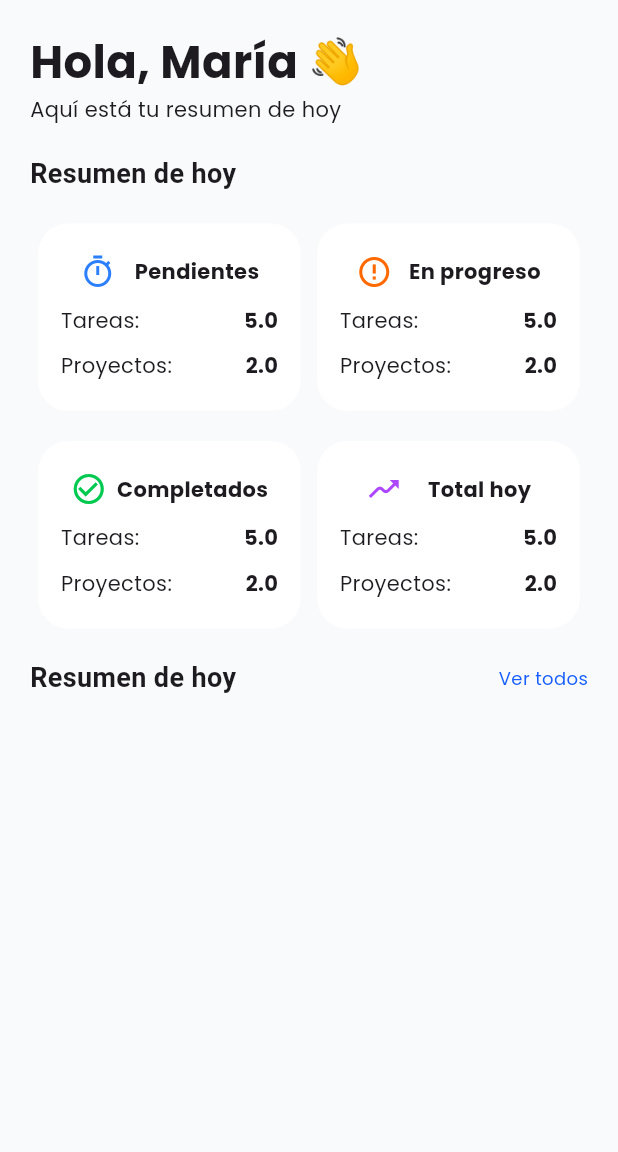
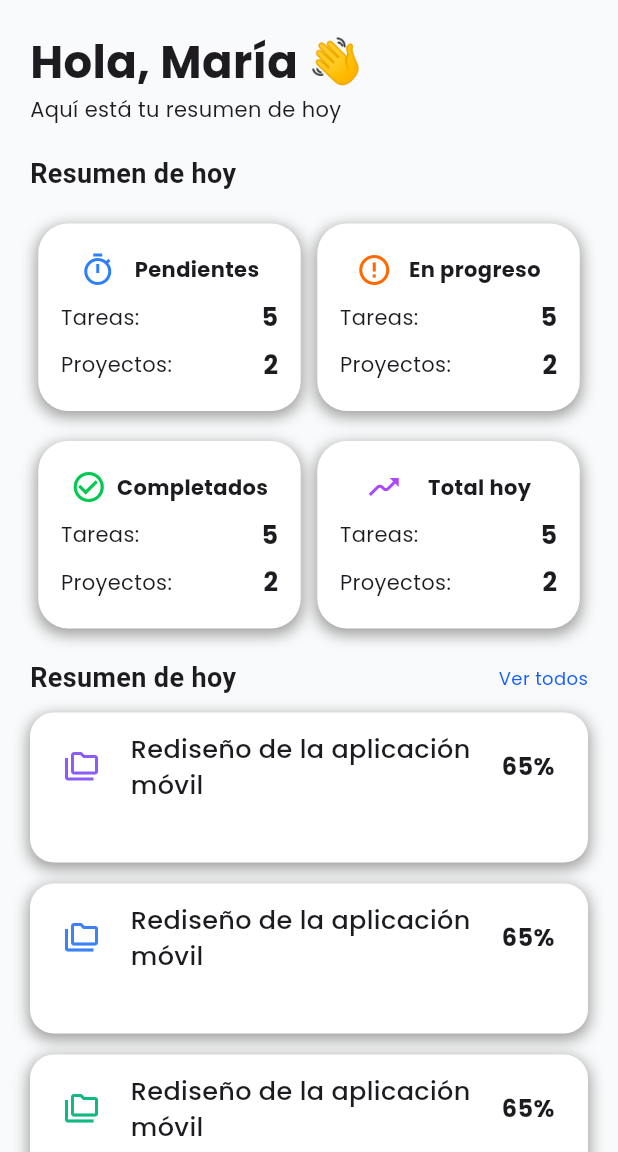
Before and after one commit to AlvLazCas06/Precious-Time-Mobile, a Flutter app: the screen it shows after launch, on a phone screen of 412 x 824 dp, the part 84-1236 px from its top. Run offline on Flutter 3.47's test engine with Material 3 defaults, Android fonts, the phone set to English and light mode, and no system bars; our stand-ins replace flutter_svg, google_fonts.

Commit message:
Cambios menores en el diseño de la aplicación

```diff
--- /dev/null
+++ b/precious_time_mobile/lib/shared/active_projects.dart
@@ -0,0 +1,49 @@
+import 'package:flutter/material.dart';
+import 'package:google_fonts/google_fonts.dart';
+
+class ActiveProjects extends StatelessWidget {
+  const ActiveProjects({
+    super.key,
+    required this.color,
+    required this.label,
+    required this.percent
+  });
+  final Color color;
+  final String label;
+  final int percent;
+
+  @override
+  Widget build(BuildContext context) {
+    return Container(
+      width: double.infinity,
+      height: 100,
+      decoration: BoxDecoration(
+        color: Colors.white,
+        borderRadius: BorderRadius.circular(16),
+        boxShadow: [
+          BoxShadow(
+            color: Colors.grey,
+            spreadRadius: 1,
+            blurRadius: 8,
+            offset: Offset(0, 3),
+          ),
+        ]
+      ),
+      child: Padding(
+        padding: const EdgeInsets.all(12.0),
+        child: Column(
+          children: [
+            Row(
+              mainAxisAlignment: MainAxisAlignment.spaceAround,
+              children: [
+                Icon(Icons.folder_copy_outlined, color: color,),
+                Text(label, style: GoogleFonts.poppins(fontWeight: FontWeight.w500, fontSize: 17),),
+                Text('$percent%', style: GoogleFonts.poppins(fontWeight: FontWeight.bold, fontSize: 16))
+              ],
+            )
+          ],
+        ),
+      ),
+    );
+  }
+}
--- /dev/null
+++ b/precious_time_mobile/lib/shared/app_bar_precious_time.dart
@@ -0,0 +1,29 @@
+import 'package:flutter/material.dart';
+import 'package:flutter_svg/svg.dart';
+import 'package:google_fonts/google_fonts.dart';
+
+class AppBarPreciousTime extends StatefulWidget {
+  const AppBarPreciousTime({super.key});
+
+  @override
+  State<AppBarPreciousTime> createState() => _AppBarPreciousTimeState();
+}
+
+class _AppBarPreciousTimeState extends State<AppBarPreciousTime> {
+  @override
+  Widget build(BuildContext context) {
+    return Row(
+          mainAxisAlignment: MainAxisAlignment.spaceBetween,
+          children: [
+            Row(
+              children: [
+                SvgPicture.asset('assets/images/PreciousTimeLogo.svg', width: 35, height: 35,),
+                SizedBox(width: 6,),
+                Text('Precious Time', style: GoogleFonts.poppins(fontWeight: FontWeight.bold),)
+              ],
+            ),
+            IconButton(onPressed: () {}, icon: Icon(Icons.notifications_outlined, size: 37.5,))
+          ],
+        );
+  }
+}
--- a/precious_time_mobile/lib/shared/summary_box_widget.dart
+++ b/precious_time_mobile/lib/shared/summary_box_widget.dart
@@ -14,8 +14,8 @@ class SummaryBoxWidget extends StatelessWidget {
   final IconData icon;
   final Color iconColor;
   final String label;
-  final double totalTasks;
-  final double totalProjects;
+  final int totalTasks;
+  final int totalProjects;
 
   @override
   Widget build(BuildContext context) {
@@ -26,6 +26,14 @@ class SummaryBoxWidget extends StatelessWidget {
       decoration: BoxDecoration(
         color: Colors.white,
         borderRadius: BorderRadius.circular(20),
+        boxShadow: [
+          BoxShadow(
+            color: Colors.grey,
+            spreadRadius: 1,
+            blurRadius: 8,
+            offset: Offset(0, 3),
+          ),
+        ],
       ),
       child: Column(
         mainAxisAlignment: MainAxisAlignment.spaceAround,
@@ -41,14 +49,14 @@ class SummaryBoxWidget extends StatelessWidget {
             mainAxisAlignment: MainAxisAlignment.spaceBetween,
             children: [
               Text('Tareas:', style: GoogleFonts.poppins()),
-              Text(totalTasks.toString(), style: GoogleFonts.poppins(fontWeight: FontWeight.bold),)
+              Text(totalTasks.toString(), style: GoogleFonts.poppins(fontWeight: FontWeight.bold, fontSize: 17),)
             ],
           ),
           Row(
             mainAxisAlignment: MainAxisAlignment.spaceBetween,
             children: [
               Text('Proyectos:', style: GoogleFonts.poppins()),
-              Text(totalProjects.toString(), style: GoogleFonts.poppins(fontWeight: FontWeight.bold))
+              Text(totalProjects.toString(), style: GoogleFonts.poppins(fontWeight: FontWeight.bold, fontSize: 17))
             ],
           )
         ],
--- a/precious_time_mobile/lib/ui/home_page_view.dart
+++ b/precious_time_mobile/lib/ui/home_page_view.dart
@@ -1,6 +1,7 @@
 import 'package:flutter/material.dart';
-import 'package:flutter_svg/svg.dart';
 import 'package:google_fonts/google_fonts.dart';
+import 'package:precious_time_mobile/shared/active_projects.dart';
+import 'package:precious_time_mobile/shared/app_bar_precious_time.dart';
 import 'package:precious_time_mobile/shared/summary_box_widget.dart';
 
 class HomePageView extends StatefulWidget {
@@ -16,74 +17,129 @@ class _HomePageViewState extends State<HomePageView> {
     return Scaffold(
       appBar: AppBar(
         backgroundColor: Colors.white,
-        title: Row(
-          mainAxisAlignment: MainAxisAlignment.spaceBetween,
-          children: [
-            Row(
-              children: [
-                SvgPicture.asset('assets/images/PreciousTimeLogo.svg', width: 35, height: 35,),
-                SizedBox(width: 6,),
-                Text('Precious Time', style: GoogleFonts.poppins(fontWeight: FontWeight.bold),)
-              ],
+        title: AppBarPreciousTime()
       ),
-            IconButton(onPressed: () {}, icon: Icon(Icons.notifications_outlined, size: 37.5,))
-          ],
-        ),
-      ),
-      body: Container(
+      body: SingleChildScrollView(
+        child: Container(
           padding: EdgeInsets.all(20),
-        decoration: BoxDecoration(
-          color: Color.fromARGB(255, 249, 250, 251)
-        ),
+          decoration: BoxDecoration(color: Color.fromARGB(255, 249, 250, 251)),
           child: Column(
             crossAxisAlignment: CrossAxisAlignment.start,
             children: [
               Column(
                 crossAxisAlignment: CrossAxisAlignment.start,
                 children: [
-                Text('Hola, María 👋', style: GoogleFonts.poppins(fontWeight: FontWeight.bold, fontSize: 30)),
-                Text('Aquí está tu resumen de hoy', style: GoogleFonts.poppins(),)
+                  Text(
+                    'Hola, María 👋',
+                    style: GoogleFonts.poppins(
+                      fontWeight: FontWeight.bold,
+                      fontSize: 30,
+                    ),
+                  ),
+                  Text(
+                    'Aquí está tu resumen de hoy',
+                    style: GoogleFonts.poppins(),
+                  ),
                 ],
               ),
-            SizedBox(height: 20,),
+              SizedBox(height: 20),
               Column(
                 mainAxisAlignment: MainAxisAlignment.spaceAround,
                 crossAxisAlignment: CrossAxisAlignment.start,
                 children: [
-                Text('Resumen de hoy', style: TextStyle(fontWeight: FontWeight.bold, fontSize: 18),),
-                SizedBox(height: 20,),
+                  Text(
+                    'Resumen de hoy',
+                    style: TextStyle(fontWeight: FontWeight.bold, fontSize: 18),
+                  ),
+                  SizedBox(height: 20),
                   Row(
                     mainAxisAlignment: MainAxisAlignment.spaceAround,
                     children: [
-                    SummaryBoxWidget(icon: Icons.timer_outlined, iconColor: Color.fromARGB(255, 43, 127, 255), label: 'Pendientes', totalTasks: 5, totalProjects: 2),
-                    SummaryBoxWidget(icon: Icons.error_outline, iconColor: Color.fromARGB(255, 255, 105, 0), label: 'En progreso', totalTasks: 5, totalProjects: 2)
+                      SummaryBoxWidget(
+                        icon: Icons.timer_outlined,
+                        iconColor: Color.fromARGB(255, 43, 127, 255),
+                        label: 'Pendientes',
+                        totalTasks: 5,
+                        totalProjects: 2,
+                      ),
+                      SummaryBoxWidget(
+                        icon: Icons.error_outline,
+                        iconColor: Color.fromARGB(255, 255, 105, 0),
+                        label: 'En progreso',
+                        totalTasks: 5,
+                        totalProjects: 2,
+                      ),
                     ],
                   ),
-                SizedBox(height: 20,),
+                  SizedBox(height: 20),
                   Row(
                     mainAxisAlignment: MainAxisAlignment.spaceAround,
                     children: [
-                    SummaryBoxWidget(icon: Icons.check_circle_outline, iconColor: Color.fromARGB(255, 0, 201, 80), label: 'Completados', totalTasks: 5, totalProjects: 2),
-                    SummaryBoxWidget(icon: Icons.moving, iconColor: Color.fromARGB(255, 173, 70, 255), label: 'Total hoy', totalTasks: 5, totalProjects: 2)
-                  ],
-                )
+                      SummaryBoxWidget(
+                        icon: Icons.check_circle_outline,
+                        iconColor: Color.fromARGB(255, 0, 201, 80),
+                        label: 'Completados',
+                        totalTasks: 5,
+                        totalProjects: 2,
+                      ),
+                      SummaryBoxWidget(
+                        icon: Icons.moving,
+                        iconColor: Color.fromARGB(255, 173, 70, 255),
+                        label: 'Total hoy',
+                        totalTasks: 5,
+                        totalProjects: 2,
+                      ),
                     ],
                   ),
-            SizedBox(height: 20,),
+                ],
+              ),
+              SizedBox(height: 20),
               Column(
+                //mainAxisAlignment: MainAxisAlignment.spaceAround,
                 children: [
                   Row(
                     mainAxisAlignment: MainAxisAlignment.spaceBetween,
                     children: [
-                    Text('Resumen de hoy', style: TextStyle(fontWeight: FontWeight.bold, fontSize: 18),),
-                    Text('Ver todos', style: GoogleFonts.poppins(color: Color.fromARGB(255, 21, 93, 255), fontSize: 12),)
+                      Text(
+                        'Resumen de hoy',
+                        style: TextStyle(
+                          fontWeight: FontWeight.bold,
+                          fontSize: 18,
+                        ),
+                      ),
+                      Text(
+                        'Ver todos',
+                        style: GoogleFonts.poppins(
+                          color: Color.fromARGB(255, 21, 93, 255),
+                          fontSize: 12,
+                        ),
+                      ),
                     ],
+                  ),
+                  SizedBox(height: 10),
+                  ActiveProjects(
+                    color: Color.fromARGB(255, 139, 92, 246),
+                    label: 'Rediseño de la aplicación\nmóvil',
+                    percent: 65,
+                  ),
+                  SizedBox(height: 14),
+                  ActiveProjects(
+                    color: Color.fromARGB(255, 59, 130, 246),
+                    label: 'Rediseño de la aplicación\nmóvil',
+                    percent: 65,
+                  ),
+                  SizedBox(height: 14),
+                  ActiveProjects(
+                    color: Color.fromARGB(255, 16, 185, 129),
+                    label: 'Rediseño de la aplicación\nmóvil',
+                    percent: 65,
                   ),
                 ],
               ),
             ],
           ),
         ),
+      ),
     );
   }
 }
```
Lines whose indentation alone changed are shown as unchanged.
